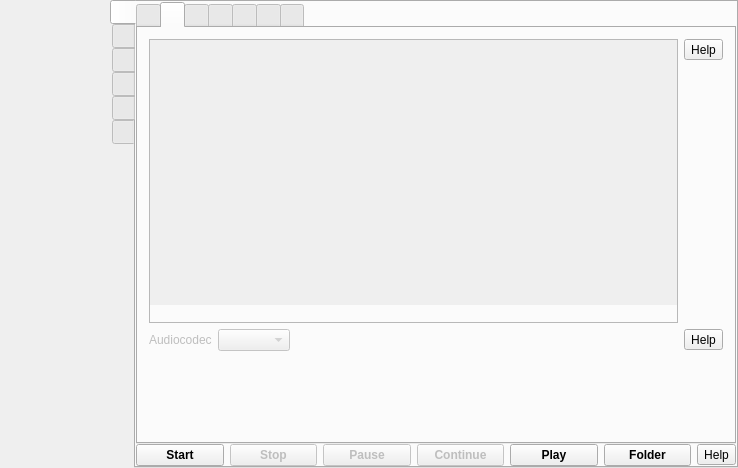
The window that src/formMainWindow.ui (vkohaupt/vokoscreenNG) describes before a commit, drawn with Qt 5.
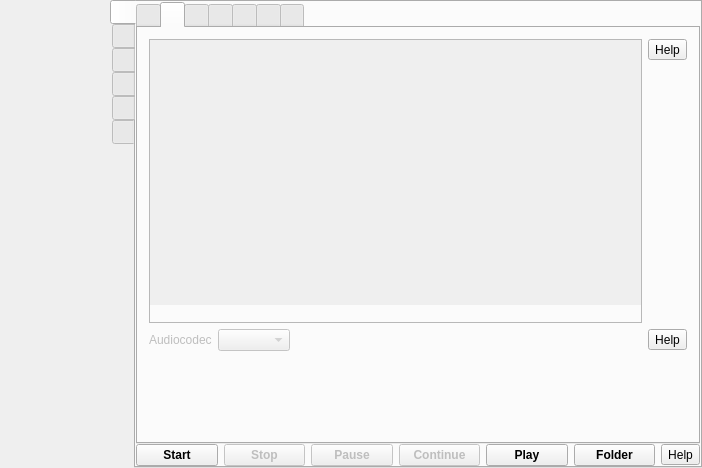
The same window after the commit. The open tabs and pages were chosen to show the change. Icons and pictures are not drawn.

Commit message: global shortcut

```diff
--- a/src/formMainWindow.ui
+++ b/src/formMainWindow.ui
@@ -6,7 +6,7 @@
    <rect>
     <x>0</x>
     <y>0</y>
-    <width>738</width>
+    <width>702</width>
     <height>468</height>
    </rect>
   </property>
@@ -847,8 +847,8 @@
                      <rect>
                       <x>0</x>
                       <y>0</y>
-                      <width>100</width>
-                      <height>30</height>
+                      <width>21</width>
+                      <height>16</height>
                      </rect>
                     </property>
                     <layout class="QVBoxLayout" name="verticalLayoutAudioDevices">
```
Left out of the diff: 2 changed lines with no effect on the pictures. The commit also changes 1 other file.
